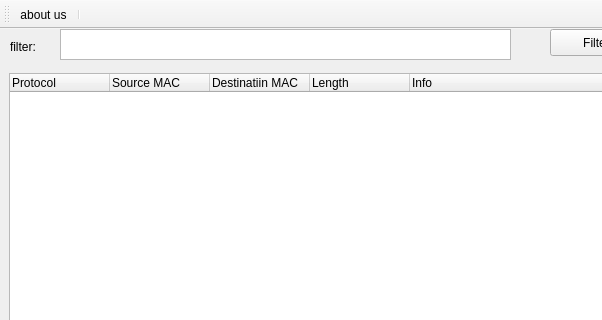
First picture: the form in MainWindoww.ui, repository SaeedAbdelWahab/Python-Packet-Sniffer, before the edit; both pictures show x 0 to 602 and y 0 to 320 of the 779 by 610 pixel window.
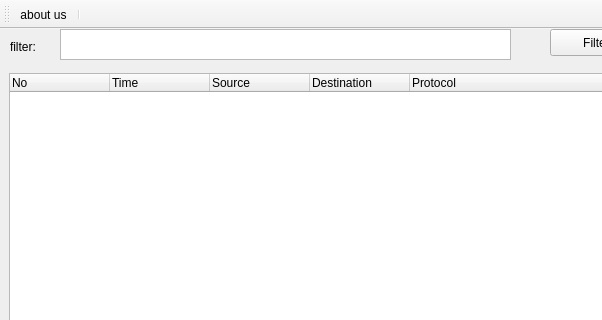
Second picture: the form after the edit. Icons and pictures are not drawn.

```diff
--- a/MainWindoww.ui
+++ b/MainWindoww.ui
@@ -57,6 +57,26 @@
       <height>301</height>
      </rect>
     </property>
+    <column>
+     <property name="text">
+      <string>No</string>
+     </property>
+    </column>
+    <column>
+     <property name="text">
+      <string>Time</string>
+     </property>
+    </column>
+    <column>
+     <property name="text">
+      <string>Source</string>
+     </property>
+    </column>
+    <column>
+     <property name="text">
+      <string>Destination</string>
+     </property>
+    </column>
     <column>
      <property name="text">
       <string>Protocol</string>
@@ -64,22 +84,7 @@
     </column>
     <column>
      <property name="text">
-      <string>Source MAC</string>
-     </property>
-    </column>
-    <column>
-     <property name="text">
-      <string>Destinatiin MAC</string>
-     </property>
-    </column>
-    <column>
-     <property name="text">
-      <string>Length</string>
-     </property>
-    </column>
-    <column>
-     <property name="text">
-      <string>Info</string>
+      <string/>
      </property>
     </column>
    </widget>
```
